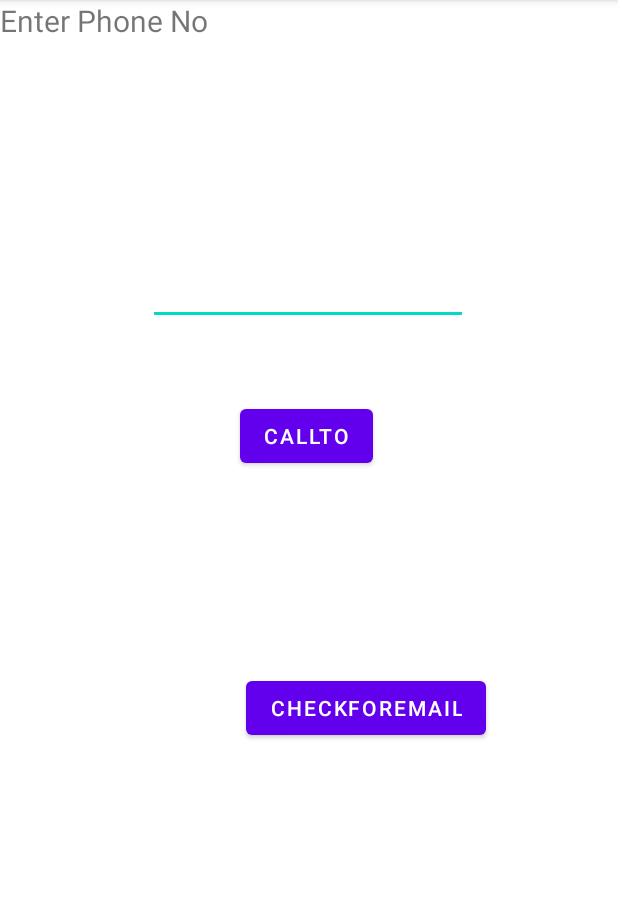
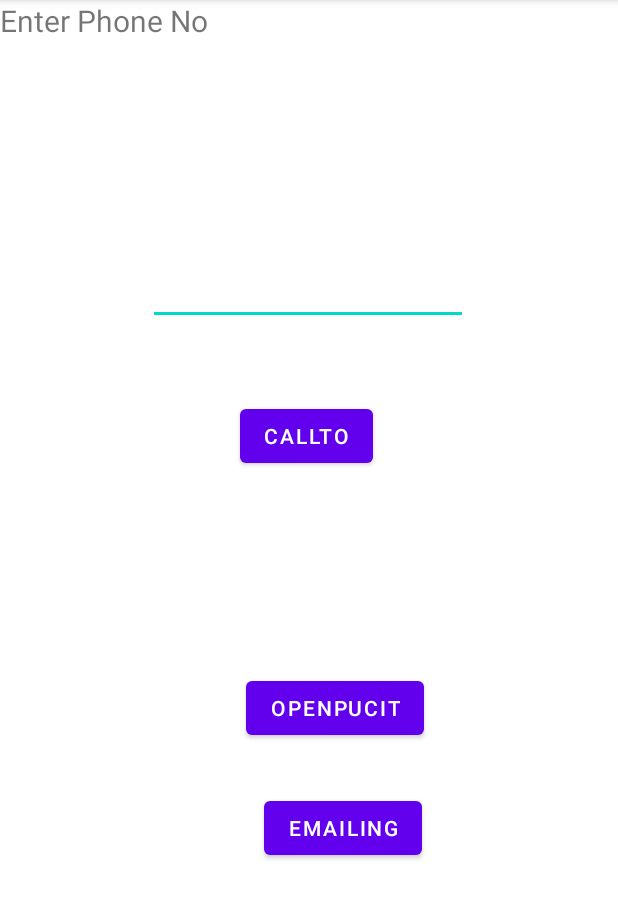
Before and after one commit to MuhammadAdil006/Intents-and-its-types-Practices, an Android app: the screen it shows after launch (MainActivity), after a tap on "CALLTO", on a phone screen of 412 x 824 dp, the part 84-1003 px from its top. Run offline under Robolectric (Android 15) with nearby library versions, the phone set to English and light mode, and no system bars; 1 statement that could not run was skipped.

Commit message:
email with intents

```diff
--- a/app/src/main/java/com/example/intentsanditstypespractices/MainActivity.java
+++ b/app/src/main/java/com/example/intentsanditstypespractices/MainActivity.java
@@ -9,18 +9,22 @@ import android.view.View;
 import android.widget.Button;
 import android.widget.EditText;
 
+import java.net.URI;
+
 public class MainActivity extends AppCompatActivity implements View.OnClickListener {
-Button call,email;
+Button call,email,web;
 EditText phoneN;
     @Override
     protected void onCreate(Bundle savedInstanceState) {
         super.onCreate(savedInstanceState);
         setContentView(R.layout.activity_main);
         call=(Button) findViewById(R.id.CallTo) ;
-        email=(Button) findViewById(R.id.email) ;
+        web=(Button) findViewById(R.id.web) ;
+       email=(Button) findViewById(R.id.Mailing) ;
         phoneN=(EditText) findViewById(R.id.PhoneNo);
         call.setOnClickListener(this);
         email.setOnClickListener(this);
+        web.setOnClickListener(this);
 
     }
 
@@ -36,9 +40,18 @@ EditText phoneN;
             Intent intent = new Intent(Intent.ACTION_DIAL,uri);
             startActivity(intent);
 
-        }else if(view.getId()==R.id.email)
+        }else if(view.getId()==R.id.web)
         {
             Intent intent3= new Intent(MainActivity.this,EmailIntents.class);
+            startActivity(intent3);
+        }else if(view.getId()==R.id.Mailing)
+        {
+
+            Intent intent3= new Intent(Intent.ACTION_SEND);
+            intent3.setType("*/*");
+            intent3.putExtra(Intent.EXTRA_EMAIL,"qadil392@gmail.com");
+            intent3.putExtra(Intent.EXTRA_SUBJECT,"something related to subject");
+
             startActivity(intent3);
         }
     }
--- a/app/src/main/res/layout/activity_main.xml
+++ b/app/src/main/res/layout/activity_main.xml
@@ -41,12 +41,22 @@
         tools:layout_editor_absoluteY="119dp" />
 
     <Button
-        android:id="@+id/email"
+        android:id="@+id/web"
         android:layout_width="wrap_content"
         android:layout_height="wrap_content"
         android:layout_marginStart="164dp"
         android:layout_marginTop="133dp"
-        android:text="CheckForEmail"
+        android:text="OpenPucit"
         app:layout_constraintStart_toStartOf="parent"
         app:layout_constraintTop_toBottomOf="@+id/CallTo" />
+
+    <Button
+        android:id="@+id/Mailing"
+        android:layout_width="wrap_content"
+        android:layout_height="wrap_content"
+        android:layout_marginStart="176dp"
+        android:layout_marginTop="32dp"
+        android:text="Emailing"
+        app:layout_constraintStart_toStartOf="parent"
+        app:layout_constraintTop_toBottomOf="@+id/web" />
 </androidx.constraintlayout.widget.ConstraintLayout>
```
